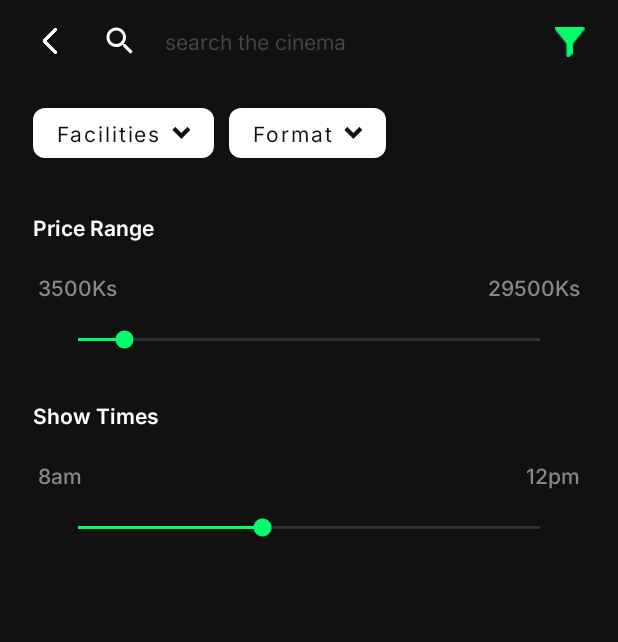
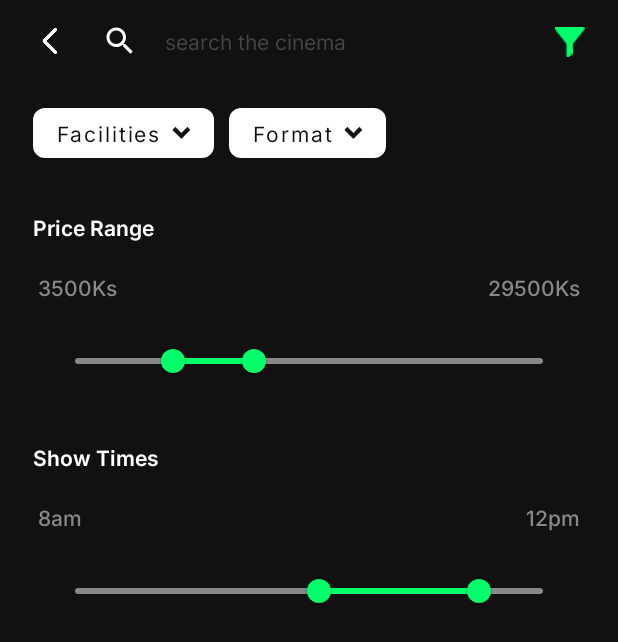
Before and after one commit to flexath/The-Movie-Booking-App-PADC, an Android app: the CinemaSearchFragment screen opened through its navigation route, on a phone screen of 412 x 824 dp. Shown: the top 642 px of the screen. Run offline under Robolectric (Android 15) with nearby library versions, the phone set to English and light mode, and no system bars; our stand-ins replace navigation-ui; 1 statement that could not run was skipped.

Commit message:
First Project 100% completed

```diff
--- a/app/src/main/java/com/flexath/themoviebookingapp/ui/fragments/movies/MoviesSearchFragment.kt
+++ b/app/src/main/java/com/flexath/themoviebookingapp/ui/fragments/movies/MoviesSearchFragment.kt
@@ -54,5 +54,9 @@ class MoviesSearchFragment : Fragment(),MoviesListViewHolderDelegate {
         if(args.argTabPosition == 0){
             btnFilterMonthMoviesSearch.visibility = View.GONE
         }
+
+//        if(args.argTabPosition == 0){
+//            spinnerFilterMonthMoviesSearch.visibility = View.GONE
+//        }
     }
 }
--- /dev/null
+++ b/app/src/main/res/drawable/spinner_background.xml
@@ -0,0 +1,5 @@
+<?xml version="1.0" encoding="utf-8"?>
+<shape xmlns:android="http://schemas.android.com/apk/res/android">
+    <corners android:radius="@dimen/margin_medium"/>
+    <solid android:color="@color/white"/>
+</shape>
--- a/app/src/main/res/layout/fragment_cinema_search.xml
+++ b/app/src/main/res/layout/fragment_cinema_search.xml
@@ -20,8 +20,8 @@
             android:layout_width="match_parent"
             android:layout_height="wrap_content"
             android:layout_below="@+id/appBarCinemaSearch"
+            android:layout_marginStart="@dimen/margin_medium_4_n"
             android:layout_marginTop="@dimen/margin_10dp"
-            android:layout_marginStart="@dimen/margin_medium_4_n"
             android:orientation="horizontal">
 
             <com.google.android.material.button.MaterialButton
@@ -39,9 +39,9 @@
             <com.google.android.material.button.MaterialButton
                 android:layout_width="wrap_content"
                 android:layout_height="@dimen/margin_45dp"
+                android:layout_marginStart="@dimen/margin_10dp"
                 android:drawableEnd="@drawable/ic_down_arrow_black"
                 android:fontFamily="@font/inter"
-                android:layout_marginStart="@dimen/margin_10dp"
                 android:text="@string/lbl_format"
                 android:textAllCaps="false"
                 android:textColor="@color/colorPrimary"
@@ -55,120 +55,128 @@
             android:id="@+id/tvPriceRangeLabelCinemaSearch"
             android:layout_width="wrap_content"
             android:layout_height="wrap_content"
+            android:layout_below="@+id/llFilterButtonsCinemaSearch"
+            android:layout_marginStart="@dimen/margin_medium_4_n"
+            android:layout_marginTop="@dimen/margin_30dp"
             android:fontFamily="@font/inter_semibold"
-            android:layout_below="@+id/llFilterButtonsCinemaSearch"
-            android:layout_marginTop="@dimen/margin_30dp"
-            android:layout_marginStart="@dimen/margin_medium_4_n"
-            android:textSize="@dimen/text_regular"
+            android:text="@string/lbl_price_range"
             android:textColor="@color/white"
-            android:text="@string/lbl_price_range" />
+            android:textSize="@dimen/text_regular" />
 
         <RelativeLayout
             android:id="@+id/rlPriceRangeCinemaSearch"
             android:layout_width="match_parent"
+            android:layout_height="wrap_content"
             android:layout_below="@+id/tvPriceRangeLabelCinemaSearch"
+            android:layout_marginStart="@dimen/margin_25dp"
             android:layout_marginTop="@dimen/margin_medium_3"
-            android:layout_marginStart="@dimen/margin_25dp"
-            android:layout_marginEnd="@dimen/margin_25dp"
-            android:layout_height="wrap_content">
+            android:layout_marginEnd="@dimen/margin_25dp">
 
             <androidx.appcompat.widget.AppCompatTextView
                 android:layout_width="wrap_content"
                 android:layout_height="wrap_content"
+                android:layout_alignParentStart="true"
                 android:fontFamily="@font/inter_medium"
-                android:textSize="@dimen/text_regular"
-                android:layout_alignParentStart="true"
+                android:text="@string/lbl_3500ks"
                 android:textColor="@color/colorPrimaryLight"
-                android:text="@string/lbl_3500ks" />
+                android:textSize="@dimen/text_regular" />
 
             <androidx.appcompat.widget.AppCompatTextView
                 android:layout_width="wrap_content"
                 android:layout_height="wrap_content"
+                android:layout_alignParentEnd="true"
                 android:fontFamily="@font/inter_medium"
+                android:text="@string/lbl_29500ks"
+                android:textColor="@color/colorPrimaryLight"
                 android:textSize="@dimen/text_regular"
-                android:layout_alignParentEnd="true"
-                android:textColor="@color/colorPrimaryLight"
-                android:text="@string/lbl_29500ks"
                 tools:ignore="RelativeOverlap" />
 
         </RelativeLayout>
 
-        <androidx.appcompat.widget.AppCompatSeekBar
-            android:id="@+id/seekBarPriceRangeCinemaSearch"
+        <com.google.android.material.slider.RangeSlider
+            android:id="@+id/sliderPriceRangeCinemaSearch"
             android:layout_width="match_parent"
-            android:layout_height="20dp"
+            android:layout_height="wrap_content"
             android:layout_below="@id/rlPriceRangeCinemaSearch"
+            android:layout_marginStart="@dimen/margin_36dp"
             android:layout_marginTop="@dimen/margin_15dp"
-            android:layout_marginStart="@dimen/margin_36dp"
-            android:progressBackgroundTint="@color/colorPrimaryLight"
-            android:progressTint="@color/colorAccent"
-            android:progress="10"
-            android:max="100"
-            android:layout_marginEnd="@dimen/margin_36dp" />
+            android:layout_marginEnd="@dimen/margin_36dp"
+            android:backgroundTint="@color/colorPrimary"
+            android:valueFrom="3500"
+            android:valueTo="20500"
+            app:thumbColor="@color/colorAccent"
+            app:thumbRadius="@dimen/margin_medium"
+            app:thumbStrokeColor="@color/white"
+            app:trackColorActive="@color/colorAccent"
+            app:trackColorInactive="@color/colorPrimaryLight"
+            app:values="@array/cinemaSearchPriceRangeSlider" />
 
         <androidx.appcompat.widget.AppCompatTextView
             android:id="@+id/tvShowTimesLabelCinemaSearch"
             android:layout_width="wrap_content"
             android:layout_height="wrap_content"
+            android:layout_below="@+id/sliderPriceRangeCinemaSearch"
+            android:layout_marginStart="@dimen/margin_medium_4_n"
+            android:layout_marginTop="@dimen/margin_30dp"
             android:fontFamily="@font/inter_semibold"
-            android:layout_below="@+id/seekBarPriceRangeCinemaSearch"
-            android:layout_marginTop="@dimen/margin_30dp"
-            android:layout_marginStart="@dimen/margin_medium_4_n"
-            android:textSize="@dimen/text_regular"
+            android:text="@string/lbl_show_times"
             android:textColor="@color/white"
-            android:text="@string/lbl_show_times" />
+            android:textSize="@dimen/text_regular" />
 
         <RelativeLayout
             android:id="@+id/rlShowTimesCinemaSearch"
             android:layout_width="match_parent"
+            android:layout_height="wrap_content"
             android:layout_below="@+id/tvShowTimesLabelCinemaSearch"
+            android:layout_marginStart="@dimen/margin_25dp"
             android:layout_marginTop="@dimen/margin_medium_3"
-            android:layout_marginStart="@dimen/margin_25dp"
-            android:layout_marginEnd="@dimen/margin_25dp"
-            android:layout_height="wrap_content">
+            android:layout_marginEnd="@dimen/margin_25dp">
 
             <androidx.appcompat.widget.AppCompatTextView
                 android:layout_width="wrap_content"
                 android:layout_height="wrap_content"
+                android:layout_alignParentStart="true"
                 android:fontFamily="@font/inter_medium"
-                android:textSize="@dimen/text_regular"
-                android:layout_alignParentStart="true"
+                android:text="@string/lbl_8am"
                 android:textColor="@color/colorPrimaryLight"
-                android:text="@string/lbl_8am" />
+                android:textSize="@dimen/text_regular" />
 
             <androidx.appcompat.widget.AppCompatTextView
                 android:layout_width="wrap_content"
                 android:layout_height="wrap_content"
+                android:layout_alignParentEnd="true"
                 android:fontFamily="@font/inter_medium"
-                android:textSize="@dimen/text_regular"
-                android:layout_alignParentEnd="true"
+                android:text="@string/lbl_12pm"
                 android:textColor="@color/colorPrimaryLight"
-                android:text="@string/lbl_12pm" />
+                android:textSize="@dimen/text_regular" />
 
         </RelativeLayout>
 
-        <androidx.appcompat.widget.AppCompatSeekBar
-            android:id="@+id/seekBarShowTimesCinemaSearch"
+        <com.google.android.material.slider.RangeSlider
+            android:id="@+id/sliderShowTimesCinemaSearch"
             android:layout_width="match_parent"
-            android:layout_height="20dp"
+            android:layout_height="wrap_content"
             android:layout_below="@id/rlShowTimesCinemaSearch"
+            android:layout_marginStart="@dimen/margin_36dp"
             android:layout_marginTop="@dimen/margin_15dp"
-            android:layout_marginStart="@dimen/margin_36dp"
-            android:progressBackgroundTint="@color/colorPrimaryLight"
-            android:progressTint="@color/colorAccent"
-            android:progress="40"
-            android:max="100"
-            android:layout_marginEnd="@dimen/margin_36dp" />
+            android:layout_marginEnd="@dimen/margin_36dp"
+            android:valueFrom="0"
+            android:valueTo="23"
+            app:thumbColor="@color/colorAccent"
+            app:thumbRadius="@dimen/margin_medium"
+            app:trackColorActive="@color/colorAccent"
+            app:trackColorInactive="@color/colorPrimaryLight"
+            app:values="@array/cinemaSearchClockRangeSlider" />
 
         <include
             android:id="@+id/vpCinemaSearch"
+            layout="@layout/view_pod_cinema_list"
             android:layout_width="match_parent"
             android:layout_height="wrap_content"
-            android:visibility="gone"
+            android:layout_below="@+id/sliderShowTimesCinemaSearch"
             android:layout_marginTop="@dimen/margin_45dp"
             android:layout_marginBottom="@dimen/margin_medium_3"
-            android:layout_below="@+id/seekBarShowTimesCinemaSearch"
-            layout="@layout/view_pod_cinema_list"/>
+            android:visibility="gone" />
 
     </RelativeLayout>
 
```
Also changed, not shown: app/src/main/res/layout/fragment_movies_search.xml (+35 -6 lines), app/src/main/res/values/arrays.xml (+50 -7 lines), app/src/main/res/values/styles.xml (+8 -11 lines).
